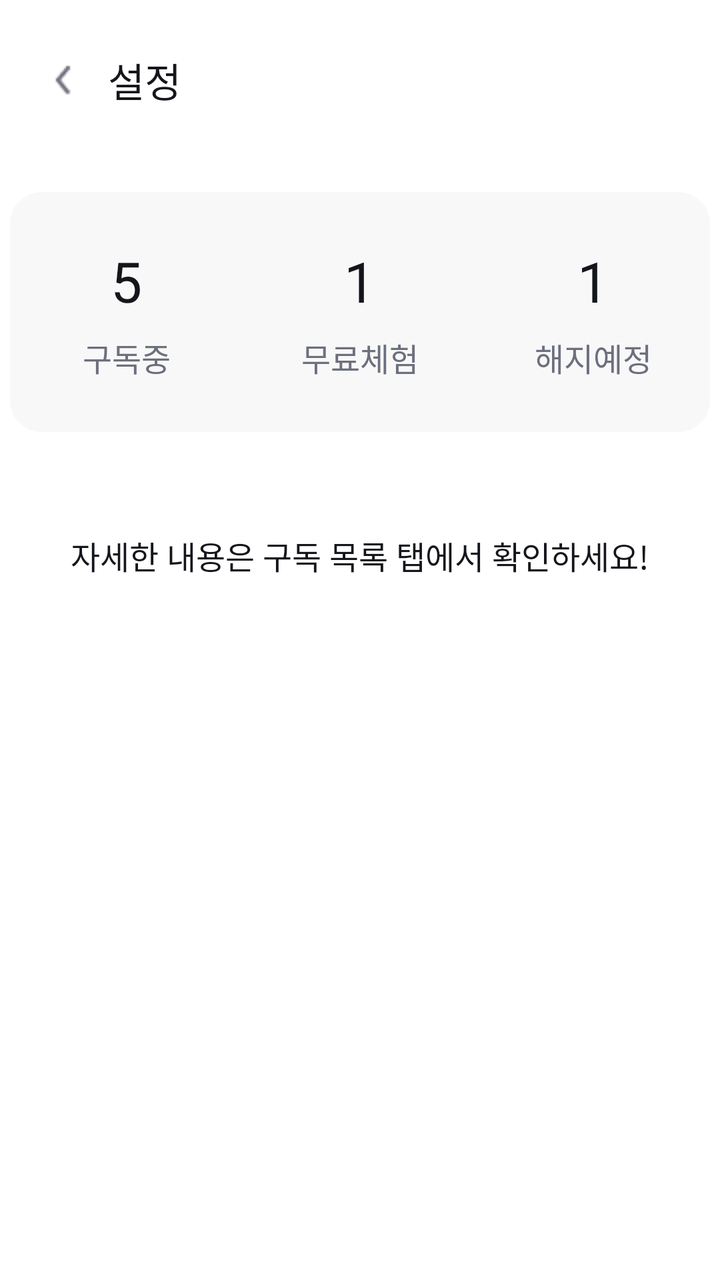
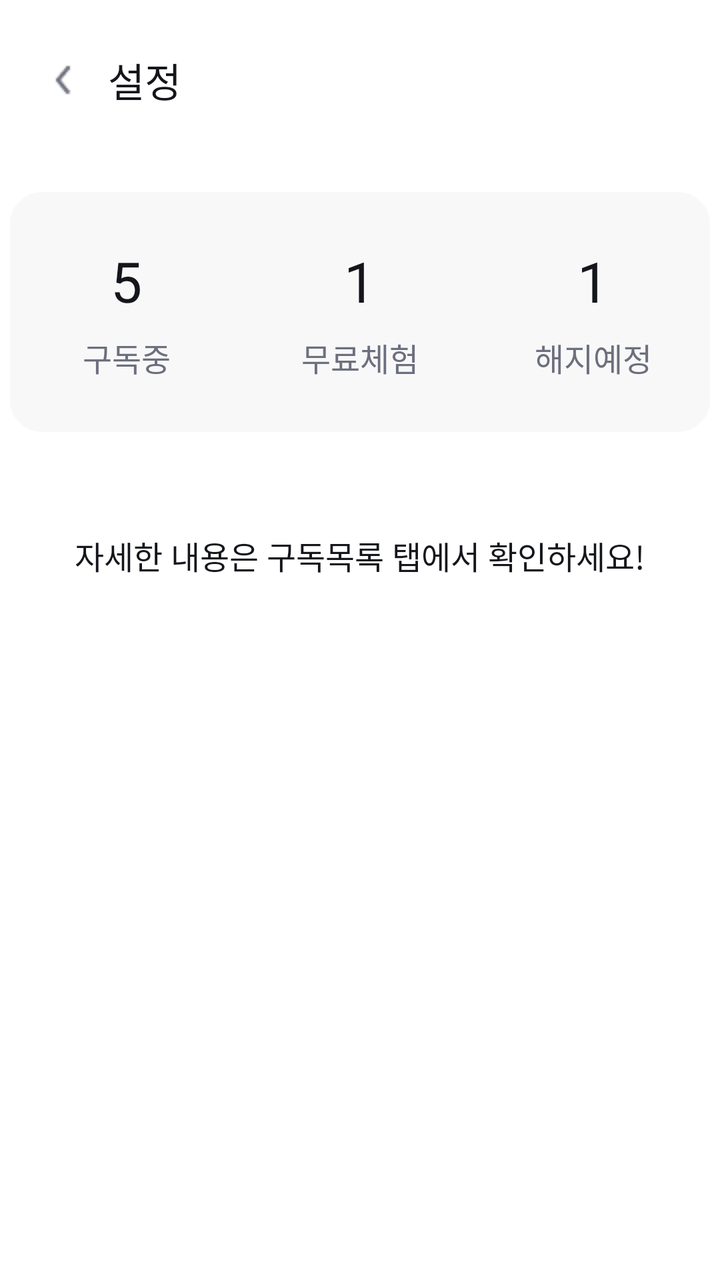

Two renders of the same Android screen: before a commit and after it. Below are the layout's source before the change and the commit's diff.
<!-- AndroidManifest.xml: application theme Theme.Submate -->
<!-- res/layout/setting_list.xml -->
<?xml version="1.0" encoding="utf-8"?>
<LinearLayout xmlns:android="http://schemas.android.com/apk/res/android"
    android:layout_width="match_parent"
    android:layout_height="match_parent"
    android:background="@color/appwhite"
    android:orientation="vertical">

    <include layout="@layout/common_sub_header" />

    <LinearLayout
        android:layout_width="350dp"
        android:layout_height="120dp"
        android:layout_gravity="center_horizontal"
        android:layout_marginTop="16dp"
        android:background="@drawable/bg_subscription_summary"
        android:gravity="center"
        android:orientation="horizontal">

        <LinearLayout android:layout_width="0dp" android:layout_height="wrap_content" android:layout_weight="1" android:gravity="center" android:orientation="vertical">
            <TextView android:layout_width="wrap_content" android:layout_height="wrap_content" android:text="5" android:textColor="@color/appblack" style="@style/typo_title_b1" />
            <TextView android:layout_width="wrap_content" android:layout_height="wrap_content" android:layout_marginTop="8dp" android:text="구독중" android:textColor="@color/gray600" style="@style/typo_body_m2" />
        </LinearLayout>
        <LinearLayout android:layout_width="0dp" android:layout_height="wrap_content" android:layout_weight="1" android:gravity="center" android:orientation="vertical">
            <TextView android:layout_width="wrap_content" android:layout_height="wrap_content" android:text="1" android:textColor="@color/appblack" style="@style/typo_title_b1" />
            <TextView android:layout_width="wrap_content" android:layout_height="wrap_content" android:layout_marginTop="8dp" android:text="무료체험" android:textColor="@color/gray600" style="@style/typo_body_m2" />
        </LinearLayout>
        <LinearLayout android:layout_width="0dp" android:layout_height="wrap_content" android:layout_weight="1" android:gravity="center" android:orientation="vertical">
            <TextView android:layout_width="wrap_content" android:layout_height="wrap_content" android:text="1" android:textColor="@color/appblack" style="@style/typo_title_b1" />
            <TextView android:layout_width="wrap_content" android:layout_height="wrap_content" android:layout_marginTop="8dp" android:text="해지예정" android:textColor="@color/gray600" style="@style/typo_body_m2" />
        </LinearLayout>
    </LinearLayout>

    <TextView
        android:id="@+id/subscribe_list_link"
        android:layout_width="wrap_content"
        android:layout_height="wrap_content"
        android:layout_gravity="center_horizontal"
        android:layout_marginTop="50dp"
        android:text="자세한 내용은 구독 목록 탭에서 확인하세요!"
        android:textColor="@color/appblack"
        style="@style/typo_body_m2" />
</LinearLayout>
<!-- res/layout/common_sub_header.xml (included above) -->
<?xml version="1.0" encoding="utf-8"?>
<LinearLayout xmlns:android="http://schemas.android.com/apk/res/android"
    android:id="@+id/common_sub_header"
    android:layout_width="match_parent" android:layout_height="80dp"
    android:background="@color/appwhite" android:clickable="true" android:focusable="true"
    android:gravity="center_vertical" android:orientation="horizontal" android:paddingStart="20dp">
    <ImageView android:layout_width="24dp" android:layout_height="24dp" android:contentDescription="뒤로가기" android:src="@drawable/ic_header_back_button" />
    <TextView android:id="@+id/common_sub_header_title" android:layout_width="wrap_content" android:layout_height="wrap_content" android:layout_marginStart="10dp" android:text="설정" android:textColor="@color/appblack" style="@style/typo_title_b2" />
</LinearLayout>
<!-- resources referenced by this layout -->
<resources>
  <color name="appblack">#14161B</color>
  <color name="appwhite">#FFFFFF</color>
  <color name="gray600">#6C6F7D</color>
  <!-- drawable bg_subscription_summary (drawable) -->
  <?xml version="1.0" encoding="utf-8"?>
  <shape xmlns:android="http://schemas.android.com/apk/res/android" android:shape="rectangle">
      <solid android:color="@color/gray50" />
      <corners android:radius="16dp" />
  </shape>
  <!-- drawable ic_header_back_button: png bitmap (drawable, 417 bytes) -->
  <style name="typo_body_m2"><item name="android:fontFamily">@font/pretendard_medium</item><item name="android:textSize">16sp</item></style>
  <style name="typo_title_b1"><item name="android:fontFamily">@font/pretendard_bold</item><item name="android:textSize">28sp</item></style>
  <style name="typo_title_b2"><item name="android:fontFamily">@font/pretendard_bold</item><item name="android:textSize">20sp</item></style>
  <style name="Theme.Submate" parent="Base.Theme.Submate" />
  <color name="gray50">#F8F8F8</color>
  <style name="Base.Theme.Submate" parent="Theme.Material3.DayNight.NoActionBar">
          
          
      </style>
</resources>

<!-- the commit's change to res/layout/setting_list.xml (unified diff, before → after) -->
@@ -36,7 +36,7 @@
         android:layout_height="wrap_content"
         android:layout_gravity="center_horizontal"
         android:layout_marginTop="50dp"
-        android:text="자세한 내용은 구독 목록 탭에서 확인하세요!"
+        android:text="자세한 내용은 구독목록 탭에서 확인하세요!"
         android:textColor="@color/appblack"
         style="@style/typo_body_m2" />
 </LinearLayout>
